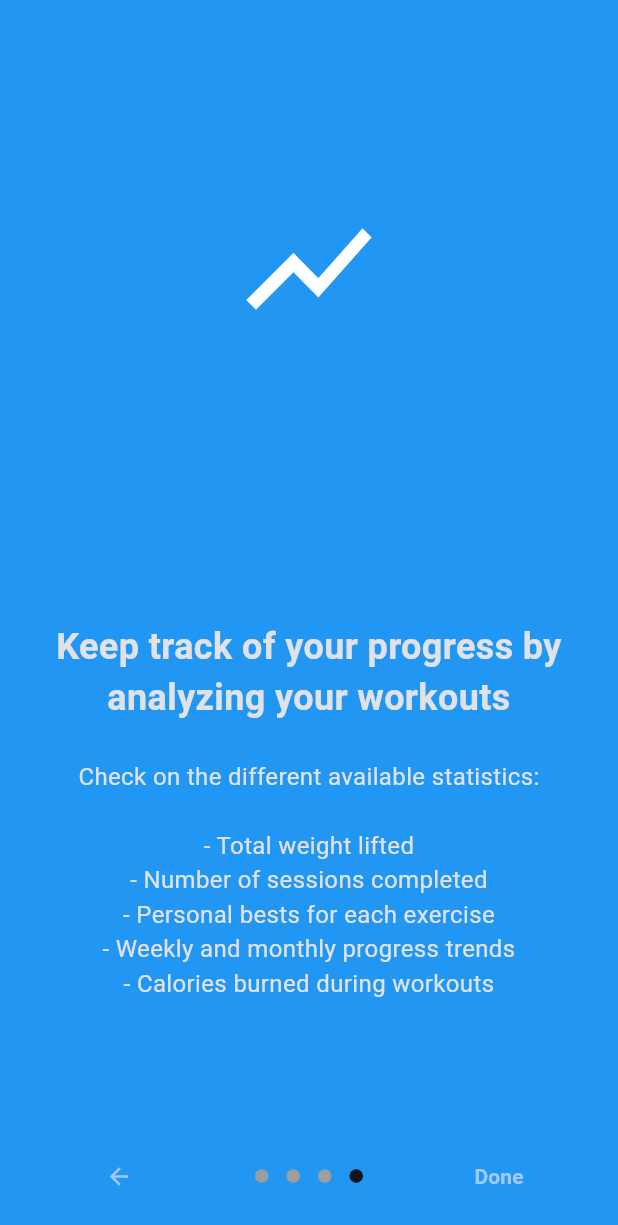
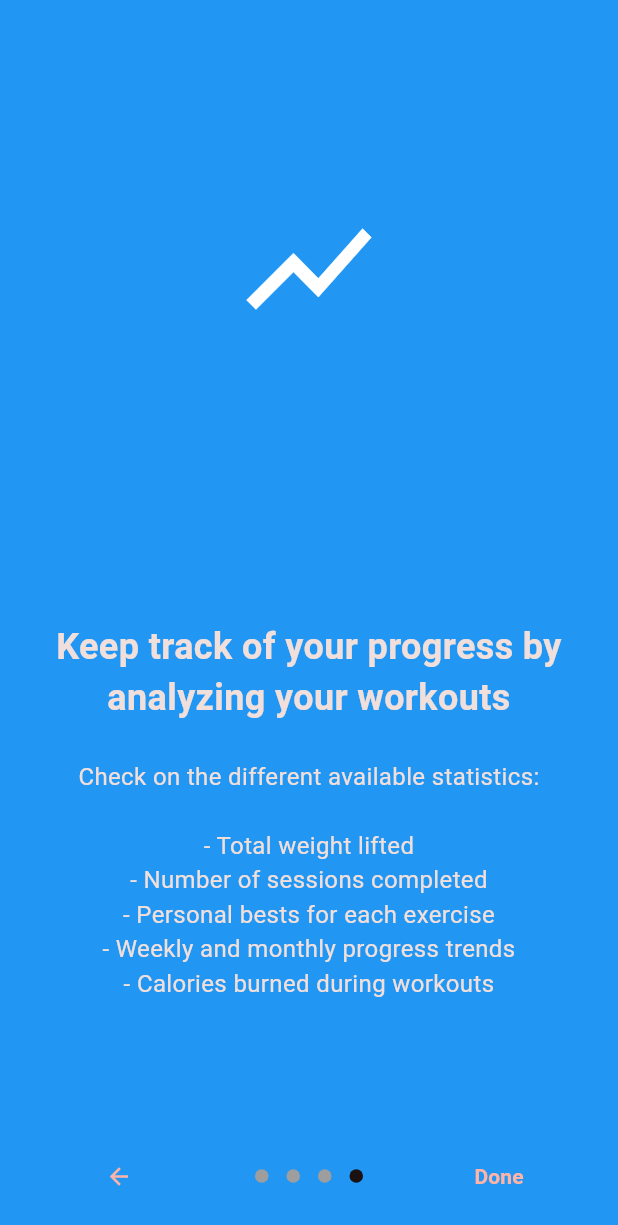
Before and after one commit to Pismice/HonGainzClient, a Flutter app: the screen it shows after launch, swiped to page 4, on a phone screen of 412 x 824 dp. Shown: the top 1225 px of the screen. Run offline on Flutter 3.47's test engine with Material 3 defaults, Android fonts, the phone set to English and light mode, and no system bars; drawn by our look-alikes of introduction_screen; our stand-ins replace confetti, fl_chart, flutter_secure_storage.

Commit message:
changed theme color to red

```diff
--- a/lib/main.dart
+++ b/lib/main.dart
@@ -33,7 +33,8 @@ class MyApp extends StatelessWidget {
       theme: ThemeData(
         brightness: Brightness.dark,
         colorScheme: ColorScheme.fromSeed(
-            seedColor: Colors.blue, brightness: Brightness.dark),
+            seedColor: const Color.fromARGB(255, 255, 17, 0),
+            brightness: Brightness.dark),
         useMaterial3: true,
       ),
       home: isLoggedIn ? const NavigationHome() : const IntroductionPage(),
```
